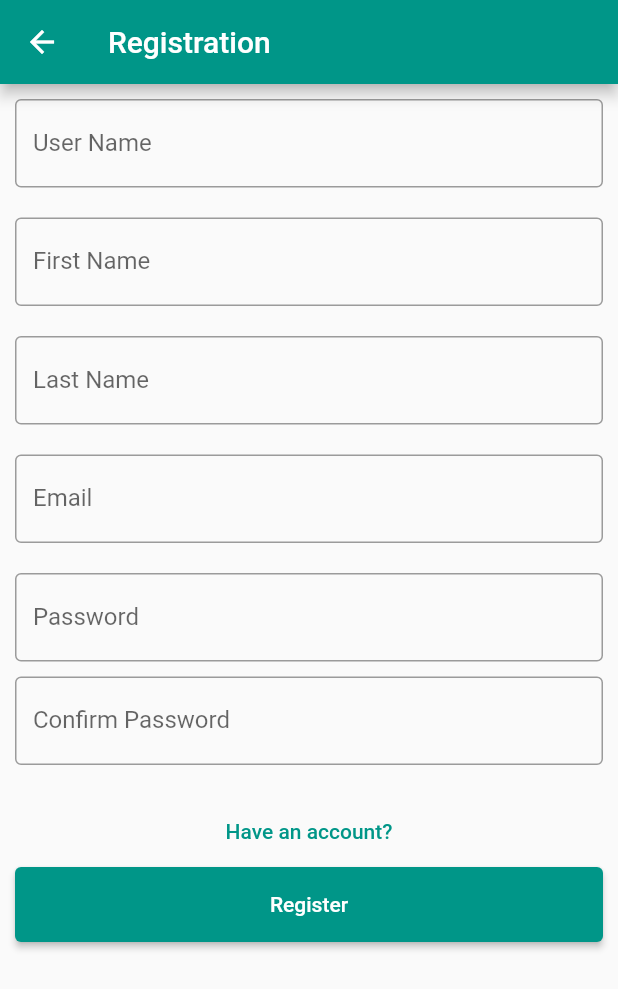
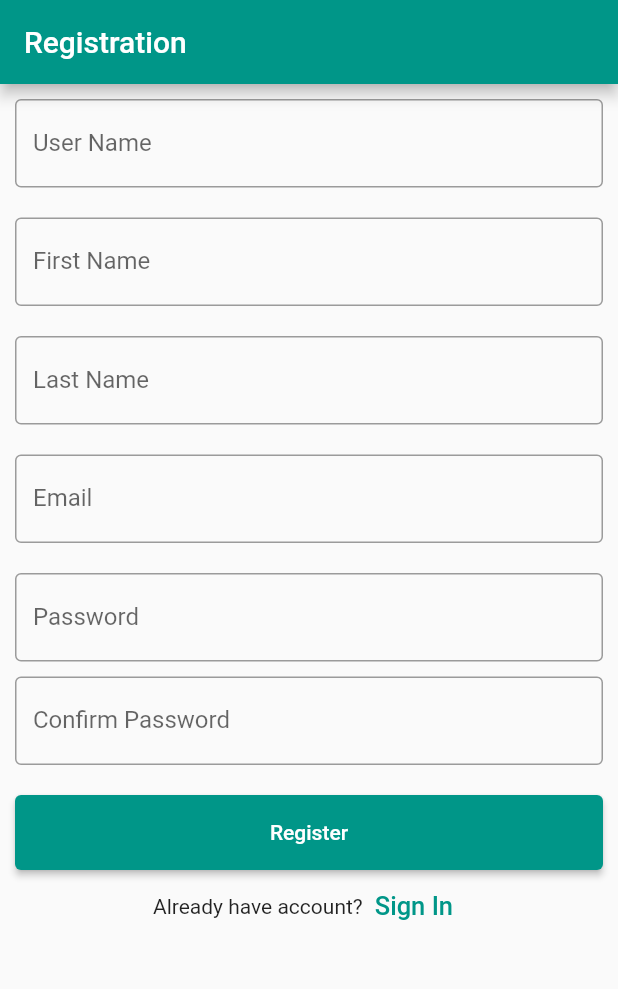
Before and after one commit to elinonga/hospital_app_flutter_frontend, a Flutter app: the RegistrationPage screen opened directly, on a phone screen of 412 x 824 dp. Shown: the top 989 px of the screen. Run offline on Flutter 3.47's test engine with Material 2 defaults, Android fonts, the phone set to English and light mode, and no system bars; our stand-ins replace hexcolor.

Commit message:
:construction: More on Authentication UI

```diff
--- a/lib/main.dart
+++ b/lib/main.dart
@@ -1,5 +1,6 @@
 import 'package:flutter/material.dart';
 import 'package:medical_app/main_screen.dart';
+import 'package:medical_app/pages/auth/register.dart';
 
 void main() {
   runApp(const MyApp());
@@ -18,7 +19,7 @@ class MyApp extends StatelessWidget {
         primarySwatch: Colors.teal,
       ),
       // home: const MainScreen(),
-      home: const MainScreen(),
+      home: const RegistrationPage(),
     );
   }
 }
--- a/lib/pages/auth/register.dart
+++ b/lib/pages/auth/register.dart
@@ -1,4 +1,5 @@
 import 'package:flutter/material.dart';
+import 'package:medical_app/pages/auth/login.dart';
 
 class RegistrationPage extends StatefulWidget {
   const RegistrationPage({Key? key}) : super(key: key);
@@ -19,7 +20,8 @@ class _RegistrationPageState extends State<RegistrationPage> {
   Widget build(BuildContext context) {
     return Scaffold(
       appBar: AppBar(
-        title: Text("Registration"),
+        title: const Text("Registration"),
+        automaticallyImplyLeading: false,
       ),
       body: ListView(children: [
         // 🎊
@@ -102,16 +104,6 @@ class _RegistrationPageState extends State<RegistrationPage> {
           height: 20,
         ),
 
-        // Have account?
-        TextButton(
-          onPressed: () {
-            // Redirect to Login page
-          },
-          child: const Text(
-            'Have an account?',
-          ),
-        ),
-
         // Register Button
         Container(
             height: 50,
@@ -127,6 +119,27 @@ class _RegistrationPageState extends State<RegistrationPage> {
               },
             )),
 
+        // Has an account?
+        Row(
+          mainAxisAlignment: MainAxisAlignment.center,
+          children: <Widget>[
+            const Text('Already have account?'),
+            TextButton(
+              child: const Text(
+                'Sign In',
+                style: TextStyle(fontSize: 17),
+              ),
+              onPressed: () {
+                //sign in screen
+                Navigator.push(
+                  context,
+                  MaterialPageRoute(builder: (context) => const LoginPage()),
+                );
+              },
+            )
+          ],
+        ),
+
         // 🎊
       ]),
     );
```
Also changed, not shown: lib/pages/auth/login.dart (+25 -1 lines).
